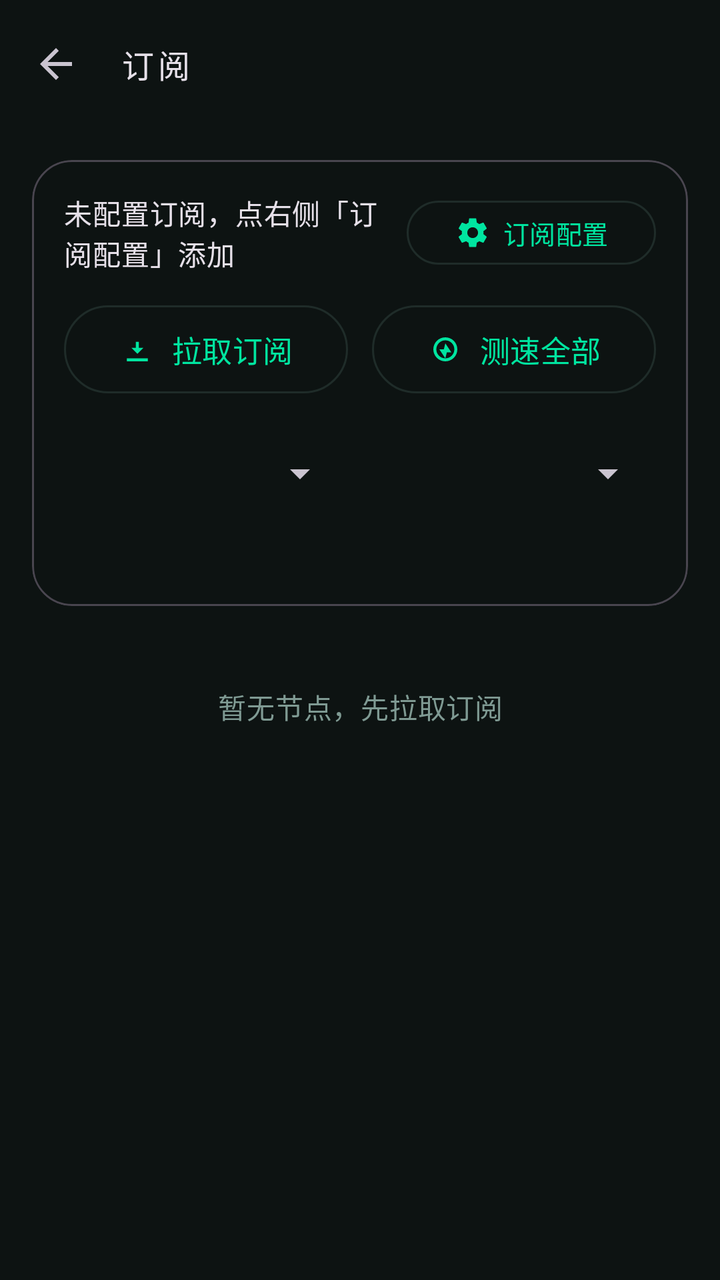
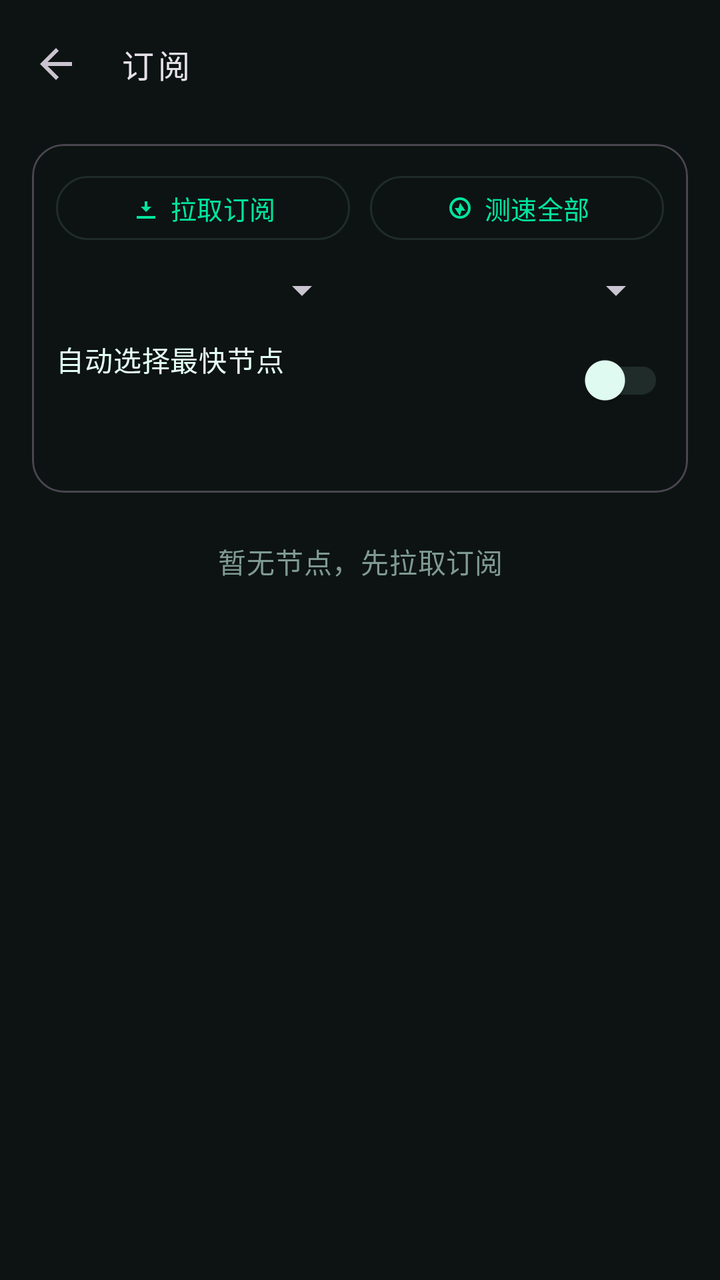

An Android layout rendered at two revisions. The XML below is the earlier revision; the diff shows what the commit changed to produce the second picture.
<!-- AndroidManifest.xml: application theme Theme.TunVPN -->
<!-- res/layout/activity_subscribe.xml -->
<?xml version="1.0" encoding="utf-8"?>
<LinearLayout xmlns:android="http://schemas.android.com/apk/res/android"
	xmlns:app="http://schemas.android.com/apk/res-auto"
	android:orientation="vertical"
	android:layout_width="match_parent"
	android:layout_height="match_parent"
	android:background="?attr/colorSurface">
	<com.google.android.material.appbar.MaterialToolbar
		android:id="@+id/toolbar"
		android:layout_width="match_parent"
		android:layout_height="?attr/actionBarSize"
		app:navigationIcon="?attr/homeAsUpIndicator"
		app:title="@string/subscribe"
		app:titleTextAppearance="@style/TextAppearance.TunVPN.Toolbar"/>
	<com.google.android.material.card.MaterialCardView
		style="@style/Widget.Material3.CardView.Outlined"
		android:layout_width="match_parent"
		android:layout_height="wrap_content"
		android:layout_margin="16dp"
		app:cardCornerRadius="20dp">
		<LinearLayout
			android:orientation="vertical"
			android:layout_width="match_parent"
			android:layout_height="wrap_content"
			android:padding="16dp">
			<LinearLayout
				android:orientation="horizontal"
				android:layout_width="match_parent"
				android:layout_height="wrap_content"
				android:gravity="center_vertical">
				<TextView
					android:id="@+id/sub_current"
					android:layout_width="0dp"
					android:layout_height="wrap_content"
					android:layout_weight="1"
					android:ellipsize="end"
					android:maxLines="2"
					android:text="@string/subs_none"
					android:textAppearance="?attr/textAppearanceBodyMedium"/>
				<com.google.android.material.button.MaterialButton
					android:id="@+id/sub_config"
					style="?attr/materialButtonOutlinedStyle"
					android:layout_width="wrap_content"
					android:layout_height="wrap_content"
					android:layout_marginStart="12dp"
					android:minHeight="40dp"
					android:text="@string/subs_config"
					android:textSize="13sp"
					app:cornerRadius="20dp"
					app:icon="@drawable/ic_settings"
					app:iconGravity="textStart"
					app:iconPadding="6dp"/>
			</LinearLayout>
			<LinearLayout
				android:orientation="horizontal"
				android:layout_width="match_parent"
				android:layout_height="wrap_content"
				android:layout_marginTop="12dp">
				<com.google.android.material.button.MaterialButton
					android:id="@+id/sub_fetch"
					style="?attr/materialButtonOutlinedStyle"
					android:layout_width="0dp"
					android:layout_weight="1"
					android:layout_height="wrap_content"
					android:minHeight="52dp"
					android:text="@string/sub_fetch"
					android:textSize="15sp"
					app:cornerRadius="26dp"
					app:icon="@drawable/ic_subscribe"
					app:iconGravity="textStart"
					app:iconPadding="8dp"/>
				<com.google.android.material.button.MaterialButton
					android:id="@+id/sub_test_all"
					style="?attr/materialButtonOutlinedStyle"
					android:layout_width="0dp"
					android:layout_weight="1"
					android:layout_height="wrap_content"
					android:layout_marginStart="12dp"
					android:minHeight="52dp"
					android:text="@string/sub_test_all"
					android:textSize="15sp"
					app:cornerRadius="26dp"
					app:icon="@drawable/ic_speed"
					app:iconGravity="textStart"
					app:iconPadding="8dp"/>
			</LinearLayout>
			<LinearLayout
				android:orientation="horizontal"
				android:layout_width="match_parent"
				android:layout_height="wrap_content"
				android:layout_marginTop="12dp">
				<Spinner
					android:id="@+id/sub_sort"
					android:layout_width="0dp"
					android:layout_weight="1"
					android:layout_height="wrap_content"
					android:minHeight="48dp"
					android:spinnerMode="dropdown"/>
				<Spinner
					android:id="@+id/sub_filter"
					android:layout_width="0dp"
					android:layout_weight="1"
					android:layout_height="wrap_content"
					android:layout_marginStart="12dp"
					android:minHeight="48dp"
					android:spinnerMode="dropdown"/>
			</LinearLayout>
			<TextView
				android:id="@+id/sub_stats"
				android:layout_width="match_parent"
				android:layout_height="wrap_content"
				android:layout_marginTop="10dp"
				android:textAppearance="?attr/textAppearanceBodySmall"
				android:textColor="?attr/colorOnSurfaceVariant"/>

		</LinearLayout>
	</com.google.android.material.card.MaterialCardView>
	<TextView
		android:id="@+id/sub_empty"
		android:layout_width="match_parent"
		android:layout_height="wrap_content"
		android:gravity="center"
		android:padding="24dp"
		android:text="@string/sub_empty"
		android:textAppearance="?attr/textAppearanceBodyMedium"
		android:textColor="?attr/colorOnSurfaceVariant"/>
	<ListView
		android:id="@+id/sub_list"
		android:layout_width="match_parent"
		android:layout_height="match_parent"
		android:clipToPadding="false"
		android:divider="@android:color/transparent"
		android:dividerHeight="8dp"
		android:paddingLeft="16dp"
		android:paddingRight="16dp"
		android:paddingBottom="16dp"
		android:scrollbarStyle="outsideOverlay"/>
</LinearLayout>
<!-- resources referenced by this layout -->
<resources>
  <!-- drawable ic_settings (drawable) -->
  <vector xmlns:android="http://schemas.android.com/apk/res/android"
  	android:width="24dp"
  	android:height="24dp"
  	android:viewportWidth="24"
  	android:viewportHeight="24"
  	android:tint="?attr/colorControlNormal">
  	<path
  		android:fillColor="@android:color/white"
  		android:pathData="M19.14,12.94c0.04,-0.3 0.06,-0.61 0.06,-0.94c0,-0.32 -0.02,-0.64 -0.07,-0.94l2.03,-1.58c0.18,-0.14 0.23,-0.41 0.12,-0.61l-1.92,-3.32c-0.12,-0.22 -0.37,-0.29 -0.59,-0.22l-2.39,0.96c-0.5,-0.38 -1.03,-0.7 -1.62,-0.94L14.4,2.81c-0.04,-0.24 -0.24,-0.41 -0.48,-0.41h-3.84c-0.24,0 -0.43,0.17 -0.47,0.41L9.25,5.35C8.66,5.59 8.12,5.92 7.63,6.29L5.24,5.33c-0.22,-0.08 -0.47,0 -0.59,0.22L2.74,8.87C2.62,9.08 2.66,9.34 2.86,9.48l2.03,1.58C4.84,11.36 4.8,11.69 4.8,12s0.02,0.64 0.07,0.94l-2.03,1.58c-0.18,0.14 -0.23,0.41 -0.12,0.61l1.92,3.32c0.12,0.22 0.37,0.29 0.59,0.22l2.39,-0.96c0.5,0.38 1.03,0.7 1.62,0.94l0.36,2.54c0.05,0.24 0.24,0.41 0.48,0.41h3.84c0.24,0 0.44,-0.17 0.47,-0.41l0.36,-2.54c0.59,-0.24 1.13,-0.56 1.62,-0.94l2.39,0.96c0.22,0.08 0.47,0 0.59,-0.22l1.92,-3.32c0.12,-0.22 0.07,-0.47 -0.12,-0.61L19.14,12.94zM12,15.6c-1.98,0 -3.6,-1.62 -3.6,-3.6s1.62,-3.6 3.6,-3.6s3.6,1.62 3.6,3.6S13.98,15.6 12,15.6z"/>
  </vector>
  <!-- drawable ic_speed (drawable) -->
  <vector xmlns:android="http://schemas.android.com/apk/res/android"
  	android:width="24dp"
  	android:height="24dp"
  	android:viewportWidth="24"
  	android:viewportHeight="24">
  	<path
  		android:fillColor="#000000"
  		android:pathData="M12,4a8,8 0 1,0 0,16 8,8 0 0,0 0,-16zM12,6a6,6 0 1,1 0,12 6,6 0 0,1 0,-12zM12,8l4,6h-3l-1,4 -4,-6h3l1,-4z"/>
  </vector>
  <!-- drawable ic_subscribe (drawable) -->
  <vector xmlns:android="http://schemas.android.com/apk/res/android"
  	android:width="24dp"
  	android:height="24dp"
  	android:viewportWidth="24"
  	android:viewportHeight="24">
  	<path
  		android:fillColor="#000000"
  		android:pathData="M12,15l-4,-4h3V7h2v4h3l-4,4zM5,18h14v2H5V18z"/>
  </vector>
  <string name="sub_empty">暂无节点，先拉取订阅</string>
  <string name="sub_fetch">拉取订阅</string>
  <string name="sub_test_all">测速全部</string>
  <string name="subs_config">订阅配置</string>
  <string name="subs_none">未配置订阅，点右侧「订阅配置」添加</string>
  <string name="subscribe">订阅</string>
  <style name="TextAppearance.TunVPN.Toolbar" parent="TextAppearance.Material3.TitleMedium">
  		<item name="fontFamily">monospace</item>
  		<item name="android:fontFamily">monospace</item>
  		<item name="android:letterSpacing">0.12</item>
  	</style>
  <style name="Theme.TunVPN" parent="Theme.Material3.Dark.NoActionBar">
  		<item name="colorPrimary">#00E5A0</item>
  		<item name="colorOnPrimary">#060A09</item>
  		<item name="colorPrimaryContainer">#10261F</item>
  		<item name="colorOnPrimaryContainer">#6CFFD0</item>
  		<item name="colorSecondary">#00E5A0</item>
  		<item name="colorOnSecondary">#060A09</item>
  		<item name="colorSecondaryContainer">#0B2E26</item>
  		<item name="colorOnSecondaryContainer">#6CFFD0</item>
  		<item name="colorError">#FF5C7A</item>
  		<item name="colorOnError">#060A09</item>
  		<item name="colorErrorContainer">#3A1220</item>
  		<item name="colorOnErrorContainer">#FFC2CE</item>
  		<item name="android:colorBackground">#060A09</item>
  		<item name="colorSurface">#0D1312</item>
  		<item name="colorOnSurface">#E4FFF5</item>
  		<item name="colorSurfaceVariant">#131B1A</item>
  		<item name="colorOnSurfaceVariant">#7F9A93</item>
  		<item name="colorSurfaceContainer">#18221F</item>
  		<item name="colorOutline">#1F2C29</item>
  		<item name="android:statusBarColor">@android:color/transparent</item>
  		<item name="android:navigationBarColor">@android:color/transparent</item>
  		<item name="android:windowLightStatusBar">false</item>
  		<item name="android:windowBackground">#060A09</item>
  	</style>
</resources>

<!-- the commit's change to res/layout/activity_subscribe.xml (unified diff, before → after) -->
@@ -16,103 +16,109 @@
 		style="@style/Widget.Material3.CardView.Outlined"
 		android:layout_width="match_parent"
 		android:layout_height="wrap_content"
-		android:layout_margin="16dp"
-		app:cardCornerRadius="20dp">
+		android:layout_marginLeft="16dp"
+		android:layout_marginRight="16dp"
+		android:layout_marginTop="8dp"
+		app:cardCornerRadius="16dp">
 		<LinearLayout
 			android:orientation="vertical"
 			android:layout_width="match_parent"
 			android:layout_height="wrap_content"
-			android:padding="16dp">
+			android:padding="12dp">
 			<LinearLayout
 				android:orientation="horizontal"
 				android:layout_width="match_parent"
-				android:layout_height="wrap_content"
-				android:gravity="center_vertical">
-				<TextView
-					android:id="@+id/sub_current"
-					android:layout_width="0dp"
-					android:layout_height="wrap_content"
-					android:layout_weight="1"
-					android:ellipsize="end"
-					android:maxLines="2"
-					android:text="@string/subs_none"
-					android:textAppearance="?attr/textAppearanceBodyMedium"/>
-				<com.google.android.material.button.MaterialButton
-					android:id="@+id/sub_config"
-					style="?attr/materialButtonOutlinedStyle"
-					android:layout_width="wrap_content"
-					android:layout_height="wrap_content"
-					android:layout_marginStart="12dp"
-					android:minHeight="40dp"
-					android:text="@string/subs_config"
-					android:textSize="13sp"
-					app:cornerRadius="20dp"
-					app:icon="@drawable/ic_settings"
-					app:iconGravity="textStart"
-					app:iconPadding="6dp"/>
-			</LinearLayout>
-			<LinearLayout
-				android:orientation="horizontal"
-				android:layout_width="match_parent"
-				android:layout_height="wrap_content"
-				android:layout_marginTop="12dp">
+				android:layout_height="wrap_content">
 				<com.google.android.material.button.MaterialButton
 					android:id="@+id/sub_fetch"
 					style="?attr/materialButtonOutlinedStyle"
 					android:layout_width="0dp"
 					android:layout_weight="1"
 					android:layout_height="wrap_content"
-					android:minHeight="52dp"
+					android:minHeight="40dp"
 					android:text="@string/sub_fetch"
-					android:textSize="15sp"
-					app:cornerRadius="26dp"
+					android:textSize="13sp"
+					app:cornerRadius="20dp"
 					app:icon="@drawable/ic_subscribe"
 					app:iconGravity="textStart"
-					app:iconPadding="8dp"/>
+					app:iconPadding="4dp"
+					app:iconSize="16dp"/>
 				<com.google.android.material.button.MaterialButton
 					android:id="@+id/sub_test_all"
 					style="?attr/materialButtonOutlinedStyle"
 					android:layout_width="0dp"
 					android:layout_weight="1"
 					android:layout_height="wrap_content"
-					android:layout_marginStart="12dp"
-					android:minHeight="52dp"
+					android:layout_marginStart="10dp"
+					android:minHeight="40dp"
 					android:text="@string/sub_test_all"
-					android:textSize="15sp"
-					app:cornerRadius="26dp"
+					android:textSize="13sp"
+					app:cornerRadius="20dp"
 					app:icon="@drawable/ic_speed"
 					app:iconGravity="textStart"
-					app:iconPadding="8dp"/>
+					app:iconPadding="4dp"
+					app:iconSize="16dp"/>
 			</LinearLayout>
 			<LinearLayout
 				android:orientation="horizontal"
 				android:layout_width="match_parent"
 				android:layout_height="wrap_content"
-				android:layout_marginTop="12dp">
+				android:layout_marginTop="6dp">
 				<Spinner
 					android:id="@+id/sub_sort"
 					android:layout_width="0dp"
 					android:layout_weight="1"
 					android:layout_height="wrap_content"
-					android:minHeight="48dp"
+					android:minHeight="30dp"
 					android:spinnerMode="dropdown"/>
 				<Spinner
 					android:id="@+id/sub_filter"
 					android:layout_width="0dp"
 					android:layout_weight="1"
 					android:layout_height="wrap_content"
-					android:layout_marginStart="12dp"
-					android:minHeight="48dp"
+					android:layout_marginStart="10dp"
+					android:minHeight="30dp"
 					android:spinnerMode="dropdown"/>
+			</LinearLayout>
+			<LinearLayout
+				android:orientation="horizontal"
+				android:layout_width="match_parent"
+				android:layout_height="wrap_content"
+				android:layout_marginTop="6dp"
+				android:gravity="center_vertical">
+				<LinearLayout
+					android:orientation="vertical"
+					android:layout_width="0dp"
+					android:layout_height="wrap_content"
+					android:layout_weight="1">
+					<TextView
+						android:layout_width="match_parent"
+						android:layout_height="wrap_content"
+						android:text="@string/sub_auto"
+						android:textAppearance="?attr/textAppearanceBodyMedium"
+						android:textColor="?attr/colorOnSurface"/>
+					<TextView
+						android:id="@+id/sub_auto_hint"
+						android:layout_width="match_parent"
+						android:layout_height="wrap_content"
+						android:paddingTop="2dp"
+						android:paddingBottom="2dp"
+						android:textAppearance="?attr/textAppearanceBodySmall"
+						android:textColor="?attr/colorPrimary"/>
+				</LinearLayout>
+				<com.google.android.material.switchmaterial.SwitchMaterial
+					android:id="@+id/sub_auto"
+					android:layout_width="wrap_content"
+					android:layout_height="wrap_content"
+					android:layout_marginStart="8dp"/>
 			</LinearLayout>
 			<TextView
 				android:id="@+id/sub_stats"
 				android:layout_width="match_parent"
 				android:layout_height="wrap_content"
-				android:layout_marginTop="10dp"
+				android:layout_marginTop="4dp"
 				android:textAppearance="?attr/textAppearanceBodySmall"
 				android:textColor="?attr/colorOnSurfaceVariant"/>
-
 		</LinearLayout>
 	</com.google.android.material.card.MaterialCardView>
 	<TextView
@@ -133,6 +139,7 @@
 		android:dividerHeight="8dp"
 		android:paddingLeft="16dp"
 		android:paddingRight="16dp"
+		android:paddingTop="8dp"
 		android:paddingBottom="16dp"
 		android:scrollbarStyle="outsideOverlay"/>
 </LinearLayout>
<!-- resource entries referenced after the edit -->
@@ -1,16 +1,5 @@
 <!-- resources referenced by this layout -->
 <resources>
-  <!-- drawable ic_settings (drawable) -->
-  <vector xmlns:android="http://schemas.android.com/apk/res/android"
-  	android:width="24dp"
-  	android:height="24dp"
-  	android:viewportWidth="24"
-  	android:viewportHeight="24"
-  	android:tint="?attr/colorControlNormal">
-  	<path
-  		android:fillColor="@android:color/white"
-  		android:pathData="M19.14,12.94c0.04,-0.3 0.06,-0.61 0.06,-0.94c0,-0.32 -0.02,-0.64 -0.07,-0.94l2.03,-1.58c0.18,-0.14 0.23,-0.41 0.12,-0.61l-1.92,-3.32c-0.12,-0.22 -0.37,-0.29 -0.59,-0.22l-2.39,0.96c-0.5,-0.38 -1.03,-0.7 -1.62,-0.94L14.4,2.81c-0.04,-0.24 -0.24,-0.41 -0.48,-0.41h-3.84c-0.24,0 -0.43,0.17 -0.47,0.41L9.25,5.35C8.66,5.59 8.12,5.92 7.63,6.29L5.24,5.33c-0.22,-0.08 -0.47,0 -0.59,0.22L2.74,8.87C2.62,9.08 2.66,9.34 2.86,9.48l2.03,1.58C4.84,11.36 4.8,11.69 4.8,12s0.02,0.64 0.07,0.94l-2.03,1.58c-0.18,0.14 -0.23,0.41 -0.12,0.61l1.92,3.32c0.12,0.22 0.37,0.29 0.59,0.22l2.39,-0.96c0.5,0.38 1.03,0.7 1.62,0.94l0.36,2.54c0.05,0.24 0.24,0.41 0.48,0.41h3.84c0.24,0 0.44,-0.17 0.47,-0.41l0.36,-2.54c0.59,-0.24 1.13,-0.56 1.62,-0.94l2.39,0.96c0.22,0.08 0.47,0 0.59,-0.22l1.92,-3.32c0.12,-0.22 0.07,-0.47 -0.12,-0.61L19.14,12.94zM12,15.6c-1.98,0 -3.6,-1.62 -3.6,-3.6s1.62,-3.6 3.6,-3.6s3.6,1.62 3.6,3.6S13.98,15.6 12,15.6z"/>
-  </vector>
   <!-- drawable ic_speed (drawable) -->
   <vector xmlns:android="http://schemas.android.com/apk/res/android"
   	android:width="24dp"
@@ -31,11 +20,10 @@
   		android:fillColor="#000000"
   		android:pathData="M12,15l-4,-4h3V7h2v4h3l-4,4zM5,18h14v2H5V18z"/>
   </vector>
+  <string name="sub_auto">自动选择最快节点</string>
   <string name="sub_empty">暂无节点，先拉取订阅</string>
   <string name="sub_fetch">拉取订阅</string>
   <string name="sub_test_all">测速全部</string>
-  <string name="subs_config">订阅配置</string>
-  <string name="subs_none">未配置订阅，点右侧「订阅配置」添加</string>
   <string name="subscribe">订阅</string>
   <style name="TextAppearance.TunVPN.Toolbar" parent="TextAppearance.Material3.TitleMedium">
   		<item name="fontFamily">monospace</item>
